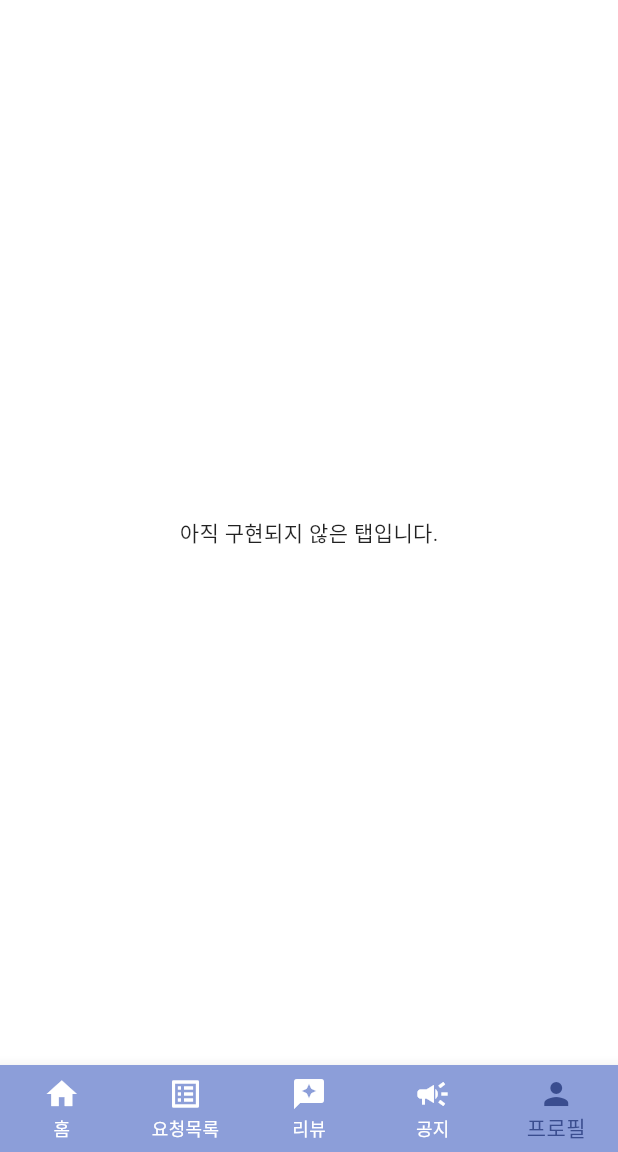
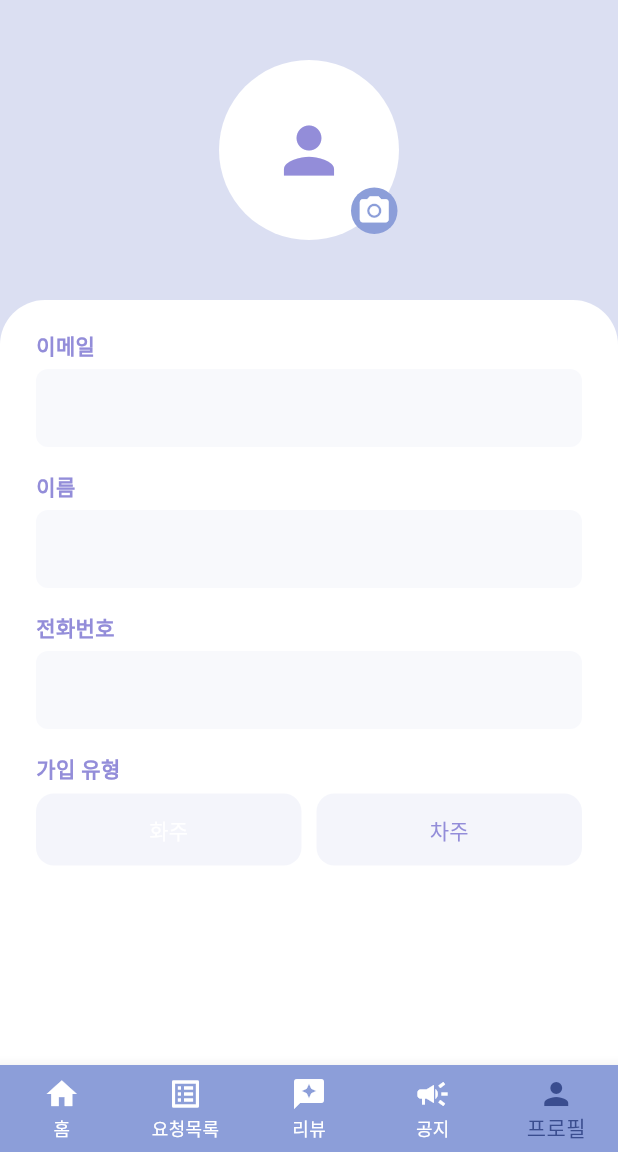
Before and after one commit to shiroHSG/Fastruck, a Flutter app: the ShipperHomePage screen opened by its route, item 5 of the bottom bar chosen, on a phone screen of 412 x 824 dp, the part 84-1236 px from its top. Run offline on Flutter 3.47's test engine with Material 3 defaults, Android fonts, the phone set to English and light mode, and no system bars; our stand-ins replace shared_preferences, table_calendar; accounts and stored records are empty; Roboto replaces fonts that are missing (GowunGothic).

Commit message:
update shipper_profile

```diff
--- a/src/main/flutter_app/lib/shppier/shipper_home/shipper_home.dart
+++ b/src/main/flutter_app/lib/shppier/shipper_home/shipper_home.dart
@@ -2,6 +2,7 @@ import 'package:flutter/material.dart';
 import '../../app_theme.dart';
 import '../../widgets/custom_app_bar.dart';
 import '../../widgets/custom_bottom_bar.dart';
+import '../shipper_profile/shipper_profile.dart';
 import '../shipper_request/shipper_request.dart';
 import '../shipper_review/shipper_review.dart';
 import 'shipper_home_ui.dart';
@@ -43,6 +44,10 @@ class _ShipperHomePageState extends State<ShipperHomePage> {
       body = const ShipperRequestPage(); // 여기서 push 없이 body만 교체
     } else if (currentIndex == 2) {
       body = const ShipperReviewPage();
+    } else if (currentIndex == 3) {
+      body = const ShipperReviewPage();
+    } else if (currentIndex == 4) {
+      body = const ProfilePage();
     } else {
       body = const Center(child: Text('아직 구현되지 않은 탭입니다.'));
     }
--- /dev/null
+++ b/src/main/flutter_app/lib/shppier/shipper_profile/shipper_profile.dart
@@ -0,0 +1,51 @@
+import 'package:flutter/material.dart';
+import 'package:flutter_app/shppier/shipper_profile/shipper_profile_ui.dart';
+import 'package:shared_preferences/shared_preferences.dart';
+
+class ProfilePage extends StatefulWidget {
+  const ProfilePage({super.key});
+
+  @override
+  State<ProfilePage> createState() => _ProfilePageState();
+}
+
+class _ProfilePageState extends State<ProfilePage> {
+  final TextEditingController emailController = TextEditingController();
+  final TextEditingController nameController = TextEditingController();
+  final TextEditingController phoneController = TextEditingController();
+  String selectedRole = '';
+
+  @override
+  void initState() {
+    super.initState();
+    _loadUserInfo();
+  }
+
+  Future<void> _loadUserInfo() async {
+    final prefs = await SharedPreferences.getInstance();
+    setState(() {
+      emailController.text = prefs.getString('email') ?? '';
+      nameController.text = prefs.getString('name') ?? '';
+      phoneController.text = prefs.getString('phone') ?? '';
+      selectedRole = prefs.getString('role') ?? '';
+    });
+  }
+
+  @override
+  void dispose() {
+    emailController.dispose();
+    nameController.dispose();
+    phoneController.dispose();
+    super.dispose();
+  }
+
+  @override
+  Widget build(BuildContext context) {
+    return ProfilePageUI(
+      emailController: emailController,
+      nameController: nameController,
+      phoneController: phoneController,
+      selectedRole: selectedRole,
+    );
+  }
+}
--- /dev/null
+++ b/src/main/flutter_app/lib/shppier/shipper_profile/shipper_profile_ui.dart
@@ -0,0 +1,134 @@
+import 'package:flutter/material.dart';
+import '../../../app_theme.dart';
+
+class ProfilePageUI extends StatelessWidget {
+  final TextEditingController emailController;
+  final TextEditingController nameController;
+  final TextEditingController phoneController;
+  final String selectedRole;
+
+  const ProfilePageUI({
+    super.key,
+    required this.emailController,
+    required this.nameController,
+    required this.phoneController,
+    required this.selectedRole,
+  });
+
+  Widget _buildTextField(String label, TextEditingController controller) {
+    return Column(
+      crossAxisAlignment: CrossAxisAlignment.start,
+      children: [
+        Text(label, style: const TextStyle(color: AppColors.point, fontWeight: FontWeight.bold)),
+        const SizedBox(height: 6),
+        TextField(
+          controller: controller,
+          readOnly: true,
+          decoration: InputDecoration(
+            filled: true,
+            fillColor: AppColors.base.withOpacity(0.2),
+            border: OutlineInputBorder(borderRadius: BorderRadius.circular(8), borderSide: BorderSide.none),
+            contentPadding: const EdgeInsets.symmetric(horizontal: 12, vertical: 14),
+          ),
+        ),
+        const SizedBox(height: 16),
+      ],
+    );
+  }
+
+  Widget _buildRoleButtons() {
+    return Row(
+      children: [
+        Expanded(
+          child: ElevatedButton(
+            onPressed: null,
+            style: ElevatedButton.styleFrom(
+              disabledBackgroundColor: selectedRole == 'SHIPPER'
+                  ? AppColors.primary
+                  : AppColors.base.withOpacity(0.3),
+              padding: const EdgeInsets.symmetric(vertical: 14),
+            ),
+            child: const Text('화주', style: TextStyle(color: Colors.white)),
+          ),
+        ),
+        const SizedBox(width: 10),
+        Expanded(
+          child: ElevatedButton(
+            onPressed: null,
+            style: ElevatedButton.styleFrom(
+              disabledBackgroundColor: selectedRole == 'CARRIER'
+                  ? AppColors.point
+                  : AppColors.base.withOpacity(0.3),
+              padding: const EdgeInsets.symmetric(vertical: 14),
+            ),
+            child: const Text('차주', style: TextStyle(color: AppColors.point)),
+          ),
+        ),
+      ],
+    );
+  }
+
+  @override
+  Widget build(BuildContext context) {
+    return Scaffold(
+      backgroundColor: AppColors.white,
+      body: Column(
+        children: [
+          // 상단 프로필
+          Container(
+            width: double.infinity,
+            color: AppColors.base,
+            padding: const EdgeInsets.only(top: 40, bottom: 80),
+            child: Column(
+              children: [
+                Stack(
+                  alignment: Alignment.bottomRight,
+                  children: [
+                    const CircleAvatar(
+                      radius: 60,
+                      backgroundColor: Colors.white,
+                      child: Icon(Icons.person, size: 50, color: AppColors.point),
+                    ),
+                    Positioned(
+                      right: 1,
+                      bottom: 4,
+                      child: Container(
+                        decoration: const BoxDecoration(
+                          shape: BoxShape.circle,
+                          color: AppColors.primary,
+                        ),
+                        padding: const EdgeInsets.all(4),
+                        child: const Icon(Icons.camera_alt, size: 23, color: Colors.white),
+                      ),
+                    )
+                  ],
+                ),
+              ],
+            ),
+          ),
+
+          // 입력 영역
+          Container(
+            transform: Matrix4.translationValues(0, -40, 0),
+            padding: const EdgeInsets.symmetric(horizontal: 24, vertical: 20),
+            decoration: const BoxDecoration(
+              color: AppColors.white,
+              borderRadius: BorderRadius.vertical(top: Radius.circular(30)),
+            ),
+            child: Column(
+              crossAxisAlignment: CrossAxisAlignment.start,
+              children: [
+                _buildTextField('이메일', emailController),
+                _buildTextField('이름', nameController),
+                _buildTextField('전화번호', phoneController),
+                const Text('가입 유형', style: TextStyle(color: AppColors.point, fontWeight: FontWeight.bold)),
+                const SizedBox(height: 6),
+                _buildRoleButtons(),
+              ],
+            ),
+          ),
+        ],
+      ),
+    );
+  }
+}
```
Also changed, not shown: src/main/flutter_app/lib/login/login_form.dart (+10 -1 lines), src/main/flutter_app/lib/shppier/shipper_request/request_write.dart (added, +272 -0 lines), src/main/flutter_app/lib/shppier/shipper_request/shipper_request.dart (+11 -0 lines).
